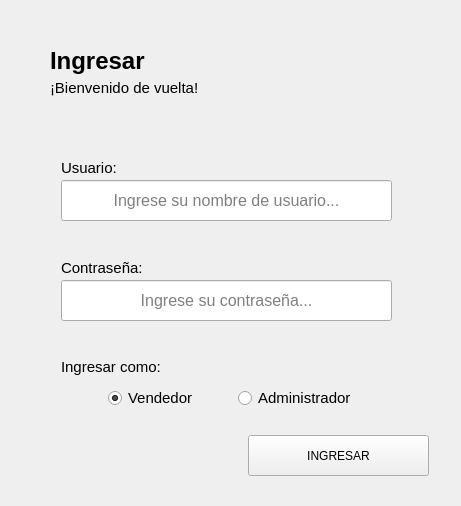
This is ui/Ui_Login.ui in ivanperez-7/printpos as Qt 5 draws it before an edit. The edited form follows.
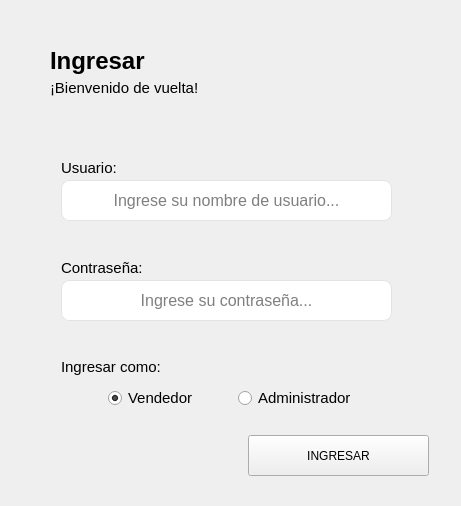
This is the edited form. Icons and pictures are not drawn. Custom widgets are drawn as their Qt base class.

The edit to the form file:
```diff
--- a/ui/Ui_Login.ui
+++ b/ui/Ui_Login.ui
@@ -26,9 +26,7 @@
 
 QLineEdit:focus {
 	border: 1px solid #d0e3ff;
-}
-
-background-color: rgb(255, 255, 255);</string>
+}</string>
   </property>
   <widget class="QLabel" name="lbEstado">
    <property name="geometry">
```
